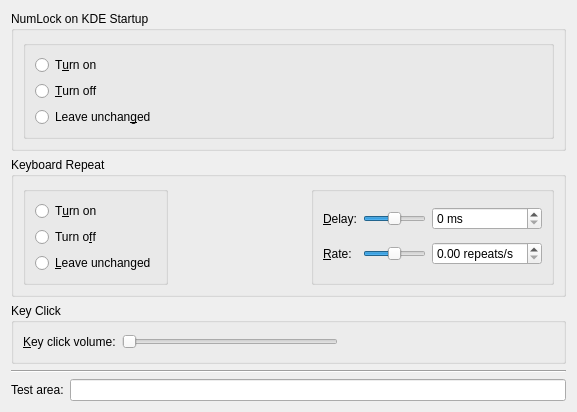
The window that kcms/keyboard/kcmmiscwidget.ui (Sonic-DE/sonic-desktop-interface) describes before a commit, drawn with Qt 5.
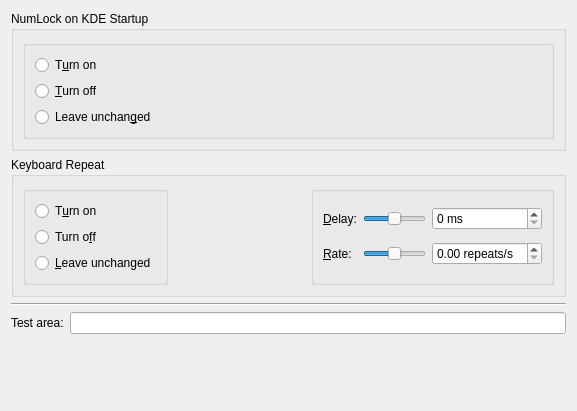
The same window after the commit.

Commit message:
Remove keyboard click volume
They keyboard daemon had a weird option for making your system make a
short beep whenever you pressed a key.

This doesn't work and doesn't seem particularly useful anymore

```diff
--- a/kcms/keyboard/kcmmiscwidget.ui
+++ b/kcms/keyboard/kcmmiscwidget.ui
@@ -7,7 +7,7 @@
     <x>0</x>
     <y>0</y>
     <width>577</width>
-    <height>401</height>
+    <height>411</height>
    </rect>
   </property>
   <layout class="QGridLayout" name="gridLayout">
@@ -225,7 +225,7 @@
      </layout>
     </widget>
    </item>
-   <item row="4" column="0">
+   <item row="3" column="0">
     <layout class="QHBoxLayout" name="horizontalLayout_2">
      <item>
       <widget class="QLabel" name="label">
@@ -247,67 +247,25 @@
     </layout>
    </item>
    <item row="2" column="0">
-    <widget class="QGroupBox" name="groupBox">
-     <property name="title">
-      <string>Key Click</string>
-     </property>
-     <layout class="QGridLayout" name="gridLayout_5">
-      <item row="0" column="0">
-       <layout class="QHBoxLayout" name="horizontalLayout">
-        <item>
-         <widget class="QLabel" name="TextLabel1">
-          <property name="whatsThis">
-           <string>If supported, this option allows you to hear audible clicks from your computer's speakers when you press the keys on your keyboard. This might be useful if your keyboard does not have mechanical keys, or if the sound that the keys make is very soft.&lt;p&gt;You can change the loudness of the key click feedback by dragging the slider button or by clicking the up/down arrows on the spin box. Setting the volume to 0% turns off the key click.</string>
-          </property>
-          <property name="text">
-           <string>&amp;Key click volume:</string>
-          </property>
-          <property name="buddy">
-           <cstring>click</cstring>
-          </property>
-         </widget>
-        </item>
-        <item>
-         <widget class="QSlider" name="click">
-          <property name="maximum">
-           <number>100</number>
-          </property>
-          <property name="singleStep">
-           <number>10</number>
-          </property>
-          <property name="orientation">
-           <enum>Qt::Horizontal</enum>
-          </property>
-          <property name="tickPosition">
-           <enum>QSlider::NoTicks</enum>
-          </property>
-         </widget>
-        </item>
-        <item>
-         <spacer name="horizontalSpacer">
-          <property name="orientation">
-           <enum>Qt::Horizontal</enum>
-          </property>
-          <property name="sizeHint" stdset="0">
-           <size>
-            <width>40</width>
-            <height>20</height>
-           </size>
-          </property>
-         </spacer>
-        </item>
-       </layout>
-      </item>
-     </layout>
-    </widget>
-   </item>
-   <item row="3" column="0">
     <widget class="Line" name="line">
      <property name="orientation">
       <enum>Qt::Horizontal</enum>
      </property>
     </widget>
    </item>
+   <item row="4" column="0">
+    <spacer name="verticalSpacer">
+     <property name="orientation">
+      <enum>Qt::Vertical</enum>
+     </property>
+     <property name="sizeHint" stdset="0">
+      <size>
+       <width>20</width>
+       <height>40</height>
+      </size>
+     </property>
+    </spacer>
+   </item>
   </layout>
  </widget>
  <resources/>
```
The commit also changes 3 other files.
